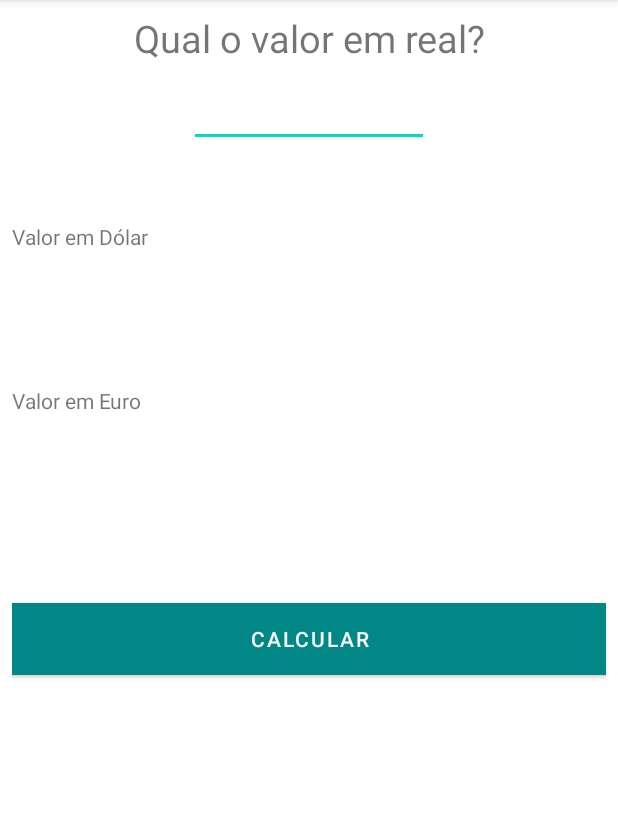
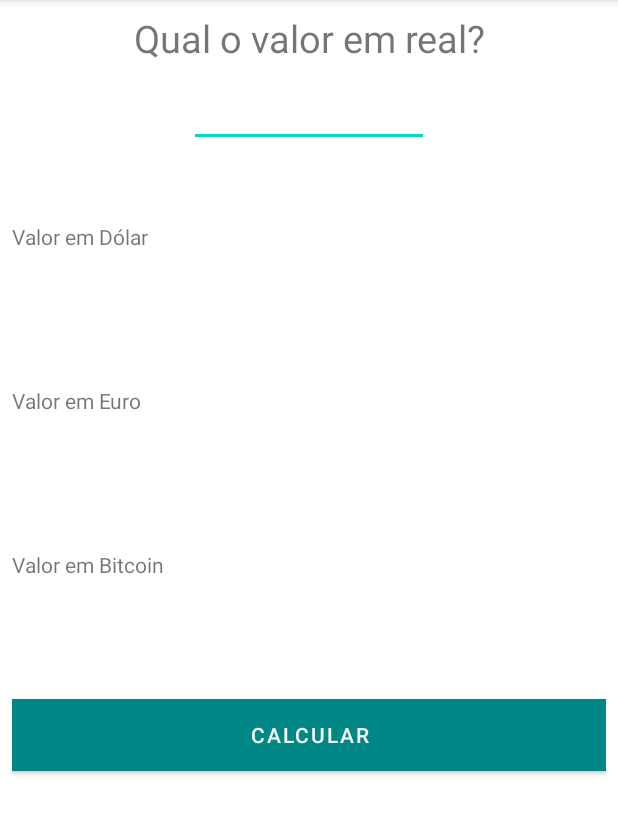
Before and after one commit to warleym/coversordemoedas, an Android app: the screen it shows after launch (MainActivity), on a phone screen of 412 x 824 dp, the part 84-919 px from its top. Run offline under Robolectric (Android 15) with nearby library versions, the phone set to English and light mode, and no system bars.

Commit message:
Acrescentando a opção de Bitcoin, e alterando os valores da cotação das moedas

```diff
--- a/app/src/main/java/br/com/progiv/conversormoedas/MainActivity.java
+++ b/app/src/main/java/br/com/progiv/conversormoedas/MainActivity.java
@@ -22,6 +22,7 @@ public class MainActivity extends AppCompatActivity  implements View.OnClickList
         this.mViewHolder.editValue = findViewById(R.id.edit_value);
         this.mViewHolder.textDolar = findViewById(R.id.text_dolar);
         this.mViewHolder.textEuro = findViewById(R.id.text_euro);
+        this.mViewHolder.textBitcoin = findViewById(R.id.text_bitcoin);
         this.mViewHolder.ButtonCalculate = findViewById(R.id.button_calculate);
 
         this.mViewHolder.ButtonCalculate.setOnClickListener(this);
@@ -39,8 +40,9 @@ public class MainActivity extends AppCompatActivity  implements View.OnClickList
 
             }else {
                 Double real = Double.valueOf(value);
-                this.mViewHolder.textDolar.setText(String.format("%.2f",(real / 4)));
-                this.mViewHolder.textEuro.setText(String.format("%.2f",(real / 5)));
+                this.mViewHolder.textDolar.setText(String.format("%.2f",(real / 5.76)));
+                this.mViewHolder.textEuro.setText(String.format("%.2f",(real / 6.81)));
+                this.mViewHolder.textBitcoin.setText(String.format("%.2f",(real / 323404.61)));
             }
         }
 
@@ -49,12 +51,14 @@ public class MainActivity extends AppCompatActivity  implements View.OnClickList
     private void clearValues() {
         this.mViewHolder.textDolar.setText("");
         this.mViewHolder.textEuro.setText("");
+        this.mViewHolder.textBitcoin.setText("");
     }
 
     private static class ViewHolder {
         EditText editValue;
         TextView textDolar;
         TextView textEuro;
+        TextView textBitcoin;
         Button ButtonCalculate;
     }
 
--- a/app/src/main/res/layout/activity_main.xml
+++ b/app/src/main/res/layout/activity_main.xml
@@ -37,7 +37,6 @@
         android:layout_height="wrap_content"
         android:layout_marginTop="15dp"
         android:text="@string/valor_em_dolar"
-
         android:textColor="@color/teal_200"
         android:textSize="18sp" />
 
@@ -53,7 +52,21 @@
         android:layout_height="wrap_content"
         android:layout_marginTop="15dp"
         android:text="@string/valor_em_euro"
+        android:textColor="@color/teal_200"
+        android:textSize="18sp" />
 
+    <TextView
+        android:layout_width="wrap_content"
+        android:layout_height="wrap_content"
+        android:layout_marginTop="50dp"
+        android:text="@string/valor_em_bitcoin" />
+
+    <TextView
+        android:id="@+id/text_bitcoin"
+        android:layout_width="wrap_content"
+        android:layout_height="wrap_content"
+        android:layout_marginTop="15dp"
+        android:text="@string/valor_em_bitcoin"
         android:textColor="@color/teal_200"
         android:textSize="18sp" />
 
@@ -61,7 +74,7 @@
         android:id="@+id/button_calculate"
         android:layout_width="match_parent"
         android:layout_height="wrap_content"
-        android:layout_marginTop="85dp"
+        android:layout_marginTop="40dp"
         android:background="#A7D381"
         android:text="@string/calcular"
         android:textColor="#F7FAF6"
--- a/app/src/main/res/values/strings.xml
+++ b/app/src/main/res/values/strings.xml
@@ -3,6 +3,7 @@
     <string name="qual_o_valor_em_real">Qual o valor em real?</string>
     <string name="valor_em_dolar">Valor em Dólar</string>
     <string name="valor_em_euro">Valor em Euro</string>
+    <string name="valor_em_bitcoin">Valor em Bitcoin</string>
     <string name="calcular">Calcular</string>
     <string name="informe_valor">Informe um Valor!</string>
 </resources>
```
